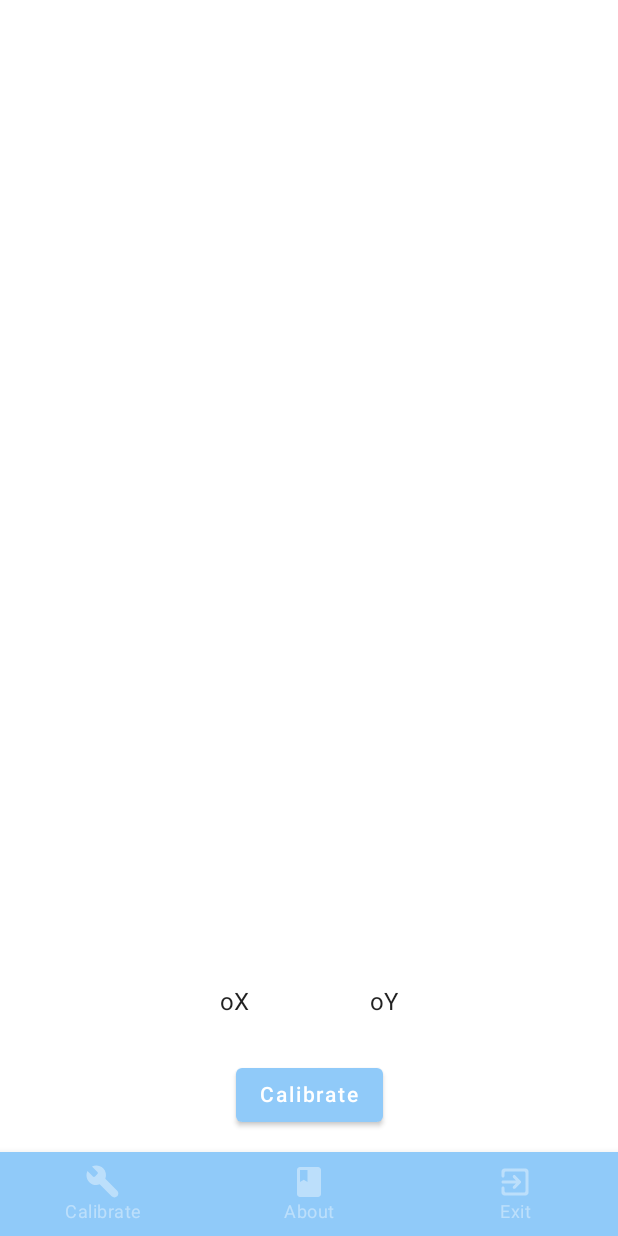
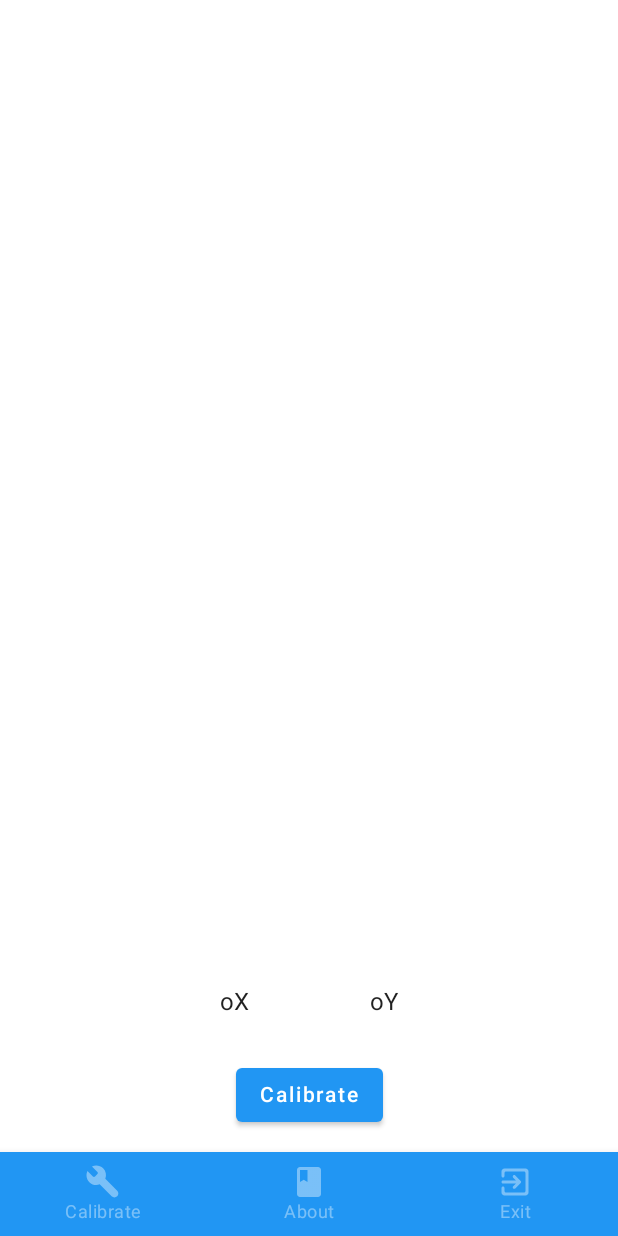
Before and after one commit to Alexekov/SpiritLevel, an Android app built with Jetpack Compose: the screen it shows after launch (MainActivity), on a phone screen of 412 x 824 dp. Run offline under Robolectric (Android 15) with nearby library versions, the phone set to English and light mode, and no system bars.

Commit message:
Worked update

```diff
--- a/app/src/main/java/com/alexeykov/spiritlevel/ui/theme/Color.kt
+++ b/app/src/main/java/com/alexeykov/spiritlevel/ui/theme/Color.kt
@@ -2,9 +2,6 @@ package com.alexeykov.spiritlevel.ui.theme
 
 import androidx.compose.ui.graphics.Color
 
-val Purple200 = Color(0xFFBB86FC)
-val Purple500 = Color(0xFF6200EE)
-val Purple700 = Color(0xFF3700B3)
 val Teal200 = Color(0xFF03DAC5)
 
 val Blue200 = Color(0xFF90caf9)
--- a/app/src/main/java/com/alexeykov/spiritlevel/ui/theme/Theme.kt
+++ b/app/src/main/java/com/alexeykov/spiritlevel/ui/theme/Theme.kt
@@ -13,9 +13,9 @@ private val DarkColorPalette = darkColors(
 )
 
 private val LightColorPalette = lightColors(
-    primary = Blue200,
+    primary = Blue500,
     primaryVariant = Blue700,
-    secondary = Teal200
+    secondary = Blue200
 
     /* Other default colors to override
     background = Color.White,
@@ -30,7 +30,7 @@ private val LightColorPalette = lightColors(
 @Composable
 fun SpiritLevelTheme(
     darkTheme: Boolean = isSystemInDarkTheme(),
-    content: @Composable() () -> Unit
+    content: @Composable () -> Unit
 ) {
     val colors = if (darkTheme) {
         DarkColorPalette
--- a/app/src/main/res/values/colors.xml
+++ b/app/src/main/res/values/colors.xml
@@ -3,6 +3,9 @@
     <color name="purple_200">#FFBB86FC</color>
     <color name="purple_500">#FF6200EE</color>
     <color name="purple_700">#FF3700B3</color>
+    <color name="blue_200">#FF90caf9</color>
+    <color name="blue_500">#FF2196f3</color>
+    <color name="blue_700">#FF1976d2</color>
     <color name="teal_200">#FF03DAC5</color>
     <color name="teal_700">#FF018786</color>
     <color name="black">#FF000000</color>
--- a/app/src/main/res/values/themes.xml
+++ b/app/src/main/res/values/themes.xml
@@ -1,9 +1,9 @@
 <resources xmlns:tools="http://schemas.android.com/tools">
     <!-- Base application theme. -->
-    <style name="Theme.SpiritLevel" parent="Theme.MaterialComponents.DayNight.DarkActionBar">
+    <style name="Theme.SpiritLevel" parent="Theme.MaterialComponents.DayNight.NoActionBar">
         <!-- Primary brand color. -->
-        <item name="colorPrimary">@color/purple_500</item>
-        <item name="colorPrimaryVariant">@color/purple_700</item>
+        <item name="colorPrimary">@color/blue_500</item>
+        <item name="colorPrimaryVariant">@color/blue_700</item>
         <item name="colorOnPrimary">@color/white</item>
         <!-- Secondary brand color. -->
         <item name="colorSecondary">@color/teal_200</item>
@@ -12,11 +12,14 @@
         <!-- Status bar color. -->
         <item name="android:statusBarColor" tools:targetApi="l">?attr/colorPrimaryVariant</item>
         <!-- Customize your theme here. -->
+
     </style>
 
     <style name="Theme.SpiritLevel.NoActionBar">
-        <item name="windowActionBar">false</item>
-        <item name="windowNoTitle">true</item>
+        <item name="android:windowNoTitle">true</item>
+        <item name="android:windowActionBar">false</item>
+        <item name="android:windowFullscreen">true</item>
+        <item name="android:windowContentOverlay">@null</item>
     </style>
 
     <style name="Theme.SpiritLevel.AppBarOverlay" parent="ThemeOverlay.AppCompat.Dark.ActionBar" />
```
